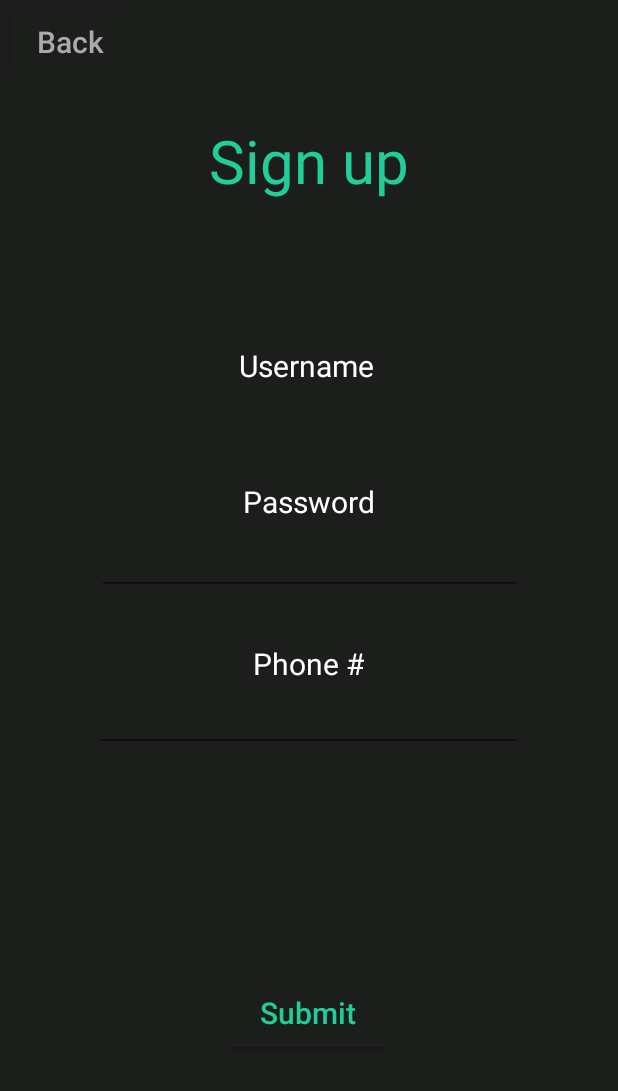
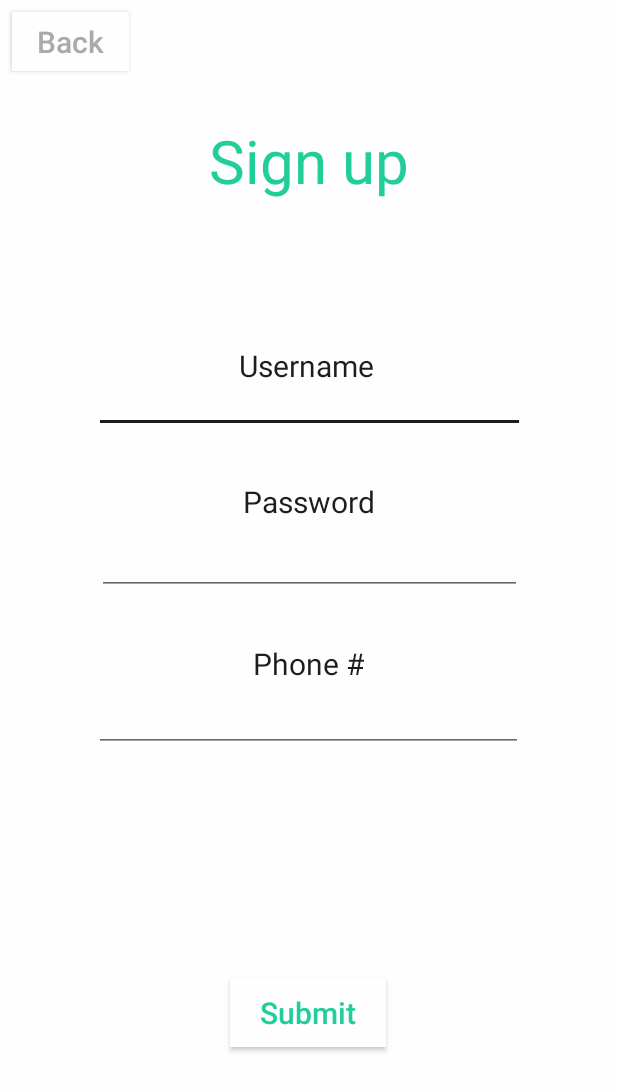
Before and after one commit to jchun1013/Group_It_Up, an Android app: the SignUp_Page screen opened directly, with no data from a screen before it, on a phone screen of 412 x 824 dp. Shown: the top 1091 px of the screen. Run offline under Robolectric (Android 15) with nearby library versions, the phone set to English and light mode, and no system bars; our stand-ins replace Firebase (no records; nobody signed in at launch, a user with empty details on screens opened directly).

Commit message:
kevin
푸쉬푸쉬베이비

```diff
--- a/app/src/main/res/drawable/roundcorner.xml
+++ b/app/src/main/res/drawable/roundcorner.xml
@@ -1,5 +1,4 @@
 <?xml version="1.0" encoding="utf-8"?>
 <shape xmlns:android="http://schemas.android.com/apk/res/android">
-    <solid android:color="#21ce99" />
     <corners android:radius="4dp" />
 </shape>
--- a/app/src/main/res/layout/activity_registration__page.xml
+++ b/app/src/main/res/layout/activity_registration__page.xml
@@ -4,7 +4,7 @@
     xmlns:tools="http://schemas.android.com/tools"
     android:layout_width="match_parent"
     android:layout_height="match_parent"
-    android:background="@color/colorAccent"
+    android:background="@color/start_page_white_background"
     tools:context="com.example.joon1.group_it_up.Controller.SignUp_Page"
     tools:layout_editor_absoluteY="81dp">
 
@@ -16,7 +16,7 @@
         android:layout_marginStart="8dp"
         android:layout_marginTop="96dp"
         android:text="Username"
-        android:textColor="@android:color/background_light"
+        android:textColor="@color/colorAccent"
         android:textSize="20sp"
         app:layout_constraintEnd_toEndOf="parent"
         app:layout_constraintStart_toStartOf="parent"
@@ -43,7 +43,7 @@
         android:layout_marginStart="8dp"
         android:layout_marginTop="32dp"
         android:text="Password"
-        android:textColor="@android:color/background_light"
+        android:textColor="@color/colorAccent"
         android:textSize="20sp"
         app:layout_constraintEnd_toEndOf="parent"
         app:layout_constraintStart_toStartOf="parent"
@@ -70,7 +70,7 @@
         android:layout_marginStart="8dp"
         android:layout_marginTop="32dp"
         android:text="Phone #"
-        android:textColor="@android:color/background_light"
+        android:textColor="@color/colorAccent"
         android:textSize="20sp"
         app:layout_constraintEnd_toEndOf="parent"
         app:layout_constraintHorizontal_bias="0.498"
@@ -98,7 +98,7 @@
         android:layout_marginEnd="8dp"
         android:layout_marginStart="8dp"
         android:layout_marginTop="8dp"
-        android:background="@color/colorAccent"
+        android:background="@color/start_page_white_background"
         android:text="Submit"
         android:textAllCaps="false"
         android:textColor="@color/colorPrimary"
@@ -118,7 +118,7 @@
         android:layout_marginEnd="8dp"
         android:layout_marginStart="8dp"
         android:layout_marginTop="8dp"
-        android:background="@color/colorAccent"
+        android:background="@color/start_page_white_background"
         android:text="Back"
         android:textAllCaps="false"
         android:textColor="@android:color/darker_gray"
--- a/app/src/main/res/layout/activity_start__page.xml
+++ b/app/src/main/res/layout/activity_start__page.xml
@@ -15,7 +15,8 @@
         android:layout_marginEnd="8dp"
         android:layout_marginStart="8dp"
         android:layout_marginTop="176dp"
-        android:background="@color/colorPrimary"
+        android:background="@drawable/roundcorner"
+        android:backgroundTint="#21ce99"
         android:text="Sign up"
         android:textColor="@android:color/background_light"
         app:layout_constraintEnd_toEndOf="parent"
```
